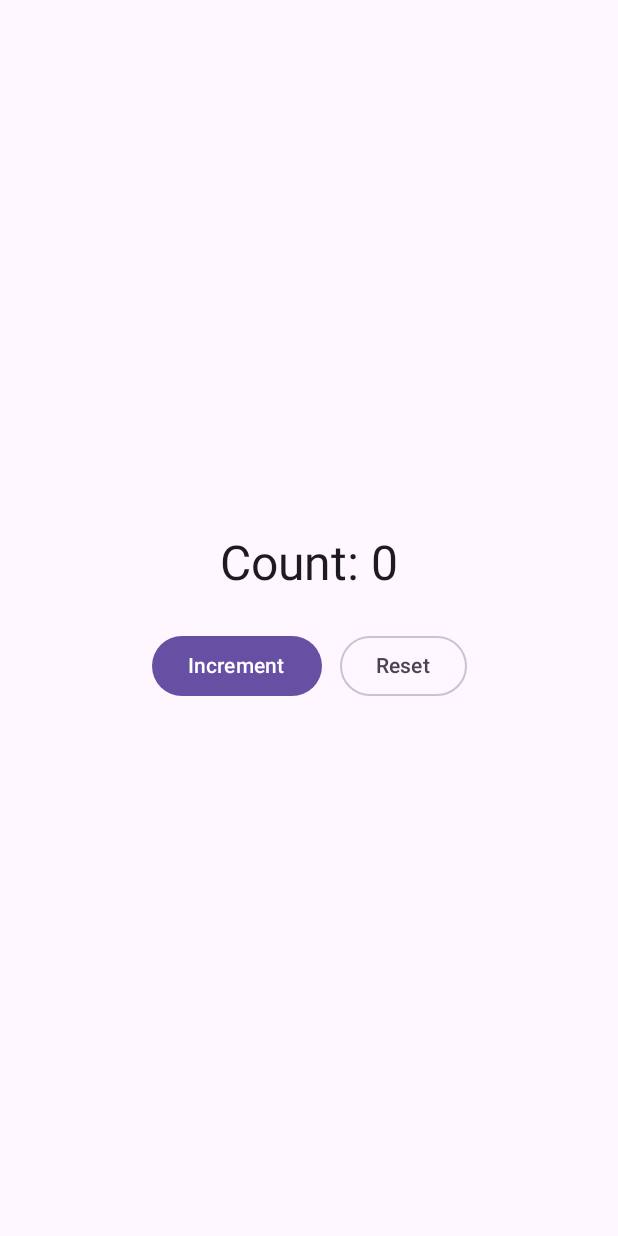
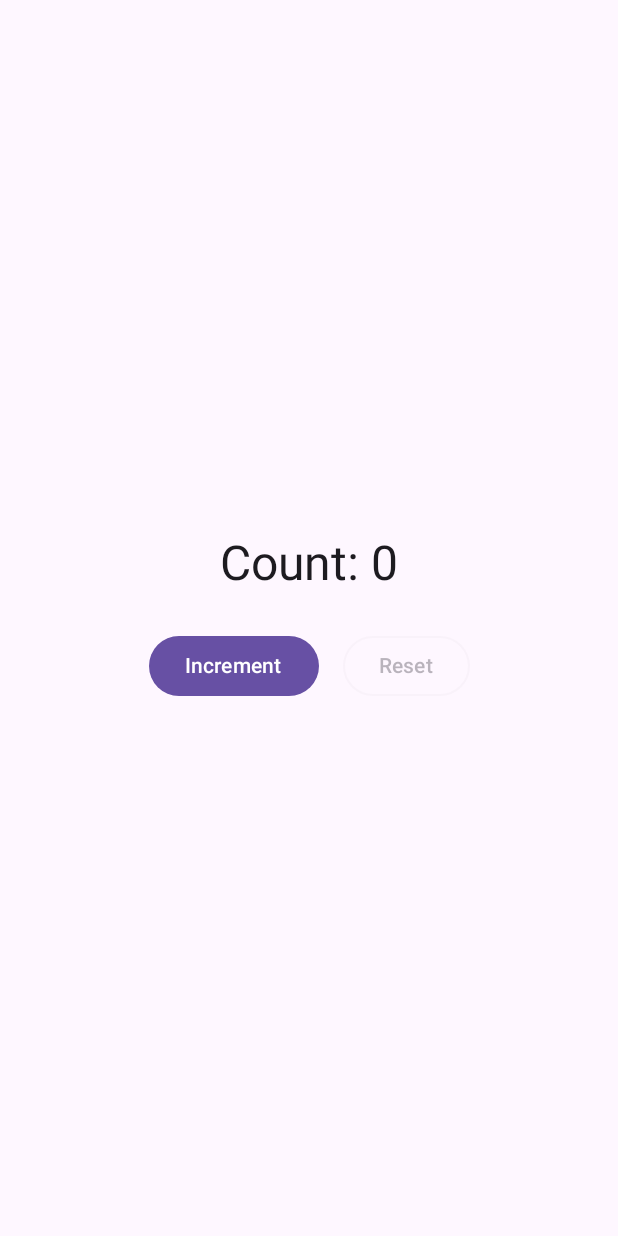
Before and after one commit to spanish-latteeeee/HelloGit, an Android app built with Jetpack Compose: the screen it shows after launch (MainActivity), on a phone screen of 412 x 824 dp. Run offline under Robolectric (Android 15) with nearby library versions, the phone set to English and light mode, and no system bars.

Commit message:
Enable Reset button when count is positive and adjust spacing

```diff
--- a/app/src/main/java/com/example/hellogit/MainActivity.kt
+++ b/app/src/main/java/com/example/hellogit/MainActivity.kt
@@ -60,8 +60,11 @@ fun CounterScreen(modifier: Modifier = Modifier) {
             Button(onClick = { count++ }) {
                 Text(text = "Increment")
             }
-            Spacer(modifier = Modifier.width(12.dp))
-            OutlinedButton(onClick = { count = 0 }) {
+            Spacer(modifier = Modifier.width(16.dp))
+            OutlinedButton(
+                onClick = { count = 0 },
+                enabled = count > 0
+            ) {
                 Text(text = "Reset")
             }
         }
```
